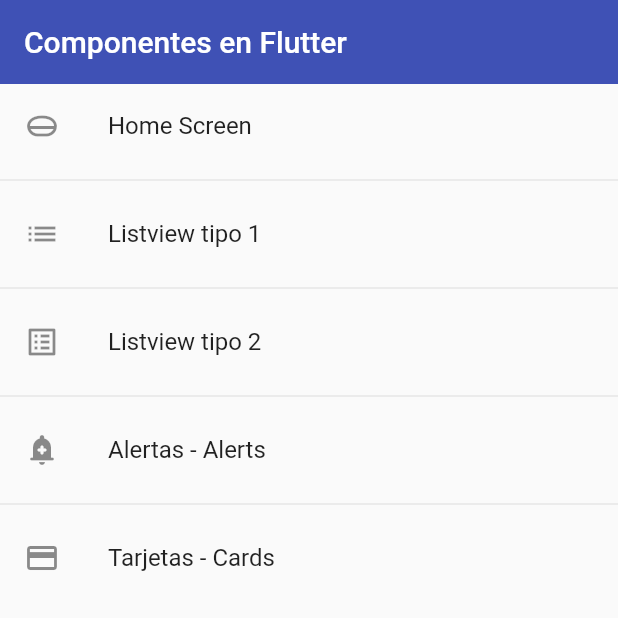
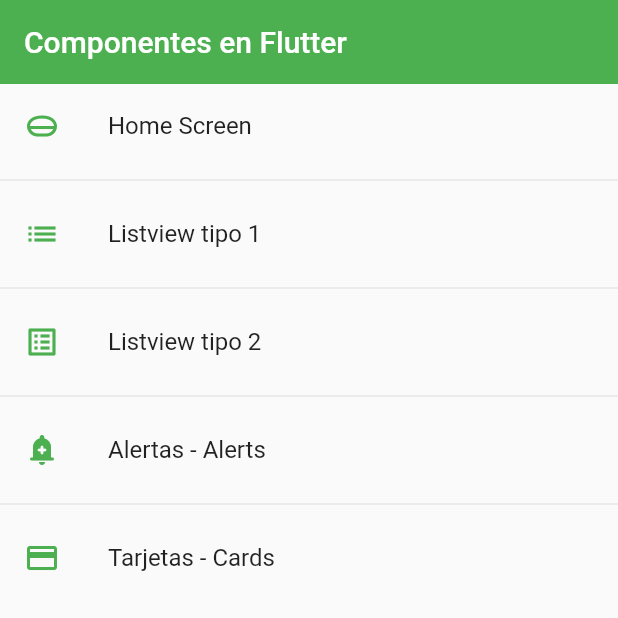
Before and after one commit to emersongonzal86/fl_components, a Flutter app: the screen it shows after launch, on a phone screen of 412 x 824 dp, the top half of it. Run offline on Flutter 3.47's test engine with Material 2 defaults, Android fonts, the phone set to English and light mode, and no system bars.

Commit message:
global theme for the app

```diff
--- a/lib/main.dart
+++ b/lib/main.dart
@@ -1,5 +1,7 @@
 import 'package:flutter/material.dart';
+
 import 'package:fl_components/router/app_routes.dart';
+import 'package:fl_components/theme/app_theme.dart';
 
 void main() => runApp(const MyApp());
 
@@ -15,12 +17,6 @@ class MyApp extends StatelessWidget {
         routes: AppRoutes.getAppRoutes(),
         // rutas creadas de manera dinamica
         onGenerateRoute: AppRoutes.onGenerateRoute,
-        theme: ThemeData.light().copyWith(
-          primaryColor: Colors.indigo,
-
-          //AppBar Theme
-          appBarTheme: const AppBarTheme(color: Colors.indigo, elevation: 0)
-        ),
-        );
+        theme: AppTheme.lightTheme);
   }
 }
--- a/lib/screens/home_screen.dart
+++ b/lib/screens/home_screen.dart
@@ -1,7 +1,7 @@
 import 'package:flutter/material.dart';
-import 'package:fl_components/screens/screens.dart';
 
 import '../router/app_routes.dart';
+import '../theme/app_theme.dart';
 
 class HomeScreen extends StatelessWidget {
   const HomeScreen({Key? key}) : super(key: key);
@@ -13,11 +13,10 @@ class HomeScreen extends StatelessWidget {
     return Scaffold(
         appBar: AppBar(
           title: const Text('Componentes en Flutter'),
-
         ),
         body: ListView.separated(
             itemBuilder: (context, i) => ListTile(
-                  leading: Icon(menuOptions[i].icon),
+                  leading: Icon(menuOptions[i].icon, color: AppTheme.primary),
                   title: Text(menuOptions[i].name),
                   onTap: () {
                     //menu desde menuOptios
--- /dev/null
+++ b/lib/theme/app_theme.dart
@@ -0,0 +1,19 @@
+import 'package:flutter/material.dart';
+
+class AppTheme {
+  static const Color primary = Colors.green;
+
+  static final ThemeData lightTheme = ThemeData.light().copyWith(
+      //color primario
+      primaryColor: Colors.indigo,
+
+      //AppBar Theme
+      appBarTheme: const AppBarTheme(color: primary, elevation: 0));
+
+  static final ThemeData darkTheme = ThemeData.dark().copyWith(
+      //color primario
+      primaryColor: Colors.indigo,
+      //AppBar Theme
+      appBarTheme: const AppBarTheme(color: primary, elevation: 0),
+      scaffoldBackgroundColor: Colors.black);
+}
```
